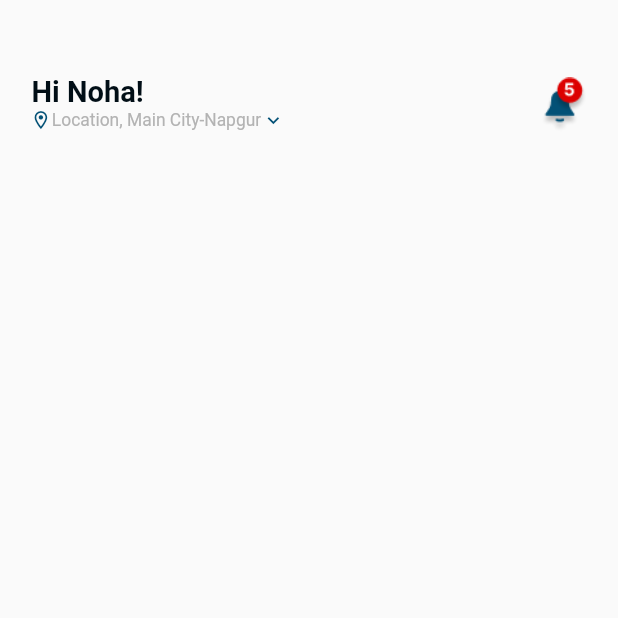
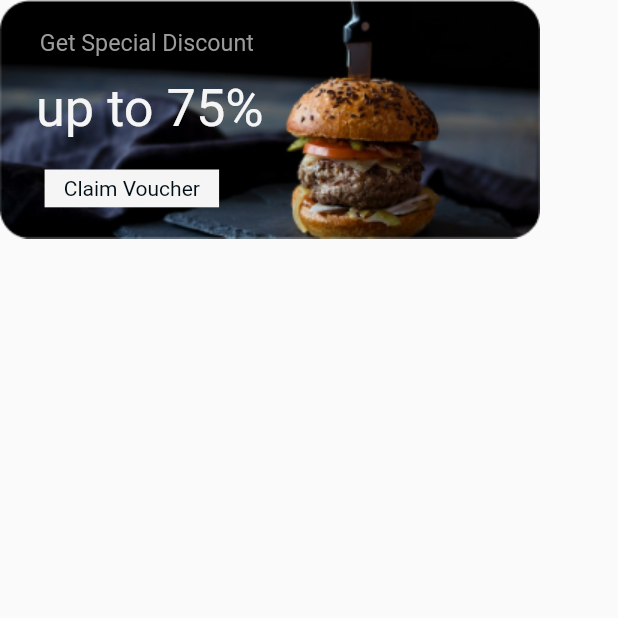
Before and after one commit to bengigenc/food_app, a Flutter app: the screen it shows after launch, on a phone screen of 412 x 824 dp, the top half of it. Run offline on Flutter 3.47's test engine with Material 2 defaults, Android fonts, the phone set to English and light mode, and no system bars.

Commit message:
banner oluşturuldu

```diff
--- a/lib/main.dart
+++ b/lib/main.dart
@@ -4,6 +4,7 @@ import 'package:food_app/buton.dart';
 import 'package:food_app/food1.dart';
 import 'package:food_app/food2.dart';
 import 'package:food_app/location.dart';
+import 'package:food_app/promo.dart';
 
 void main() {
   runApp(const MyApp());
@@ -71,7 +72,7 @@ class _MyHomePageState extends State<MyHomePage> {
 
     return Scaffold(
 
-      body: location()
+      body: Promo()
     );
   }
 }
--- /dev/null
+++ b/lib/promo.dart
@@ -0,0 +1,55 @@
+import 'package:flutter/cupertino.dart';
+import 'package:flutter/src/widgets/container.dart';
+import 'package:flutter/src/widgets/framework.dart';
+
+class Promo extends StatefulWidget {
+  const Promo({super.key});
+
+  @override
+  State<Promo> createState() => _PromoState();
+}
+
+class _PromoState extends State<Promo> {
+  @override
+  Widget build(BuildContext context) {
+
+    return Container(
+      child: Stack(
+        children: [
+          Container(
+            child: Image.asset("assets/images/promo.png"),
+          ),
+          Column(
+            children: [
+              Container(
+                margin: EdgeInsets.only(top: 20, left: 20),
+                child: Text(
+                  "Get Special Discount",
+                  style: TextStyle(color: Color(0xff9B9B9B), fontSize: 15.51),
+                ),
+              ),
+              Container(
+                margin: EdgeInsets.only(top: 14, left: 24),
+                child: Text(
+                  "up to 75%",
+                  style: TextStyle(color: Color(0xffF5F5F5), fontSize: 34.9),
+                ),
+              ),
+              Container(
+                margin: EdgeInsets.only(top: 20,),
+                alignment: Alignment.center,
+                height: 25.21,
+                width: 116.34,
+                color: Color(0xffF5F5F5),
+                child: Text(
+                  "Claim Voucher",
+                  style: TextStyle(color: Color(0xff010E16)),
+                ),
+              )
+            ],
+          )
+        ],
+      ),
+    );
+  }
+}
```
Also changed, not shown: assets/images/promo.png (added).
